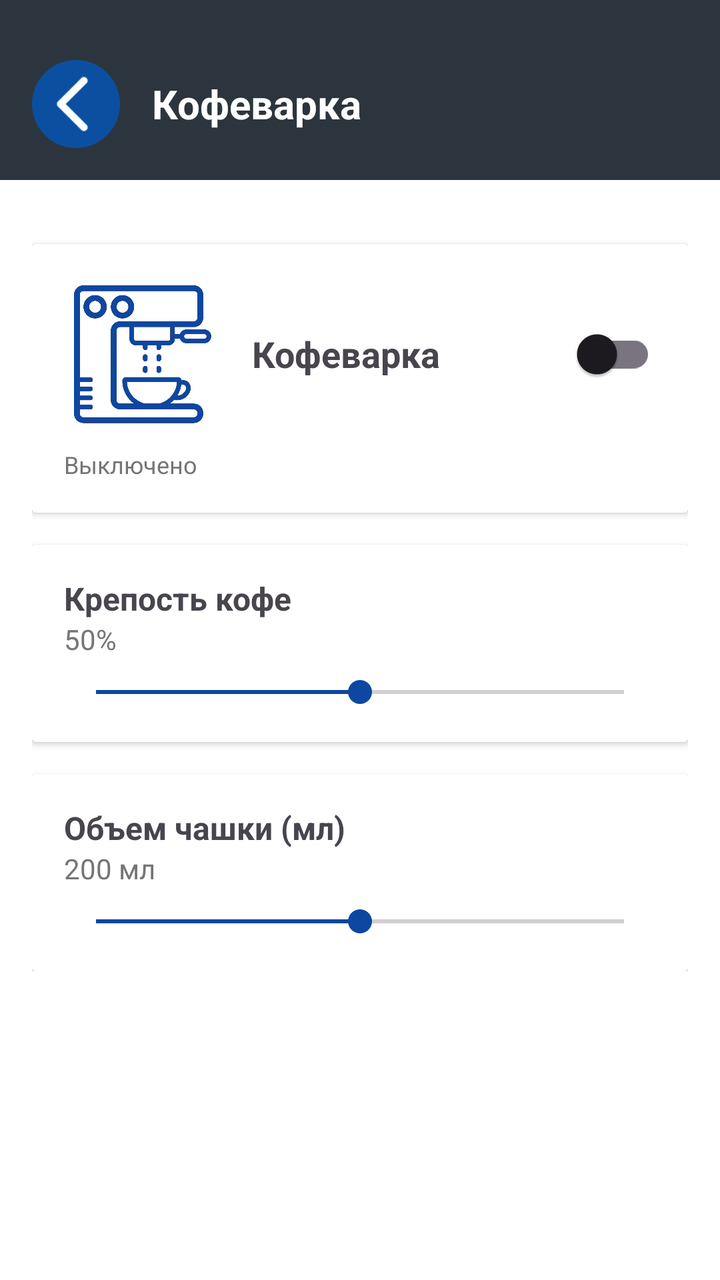
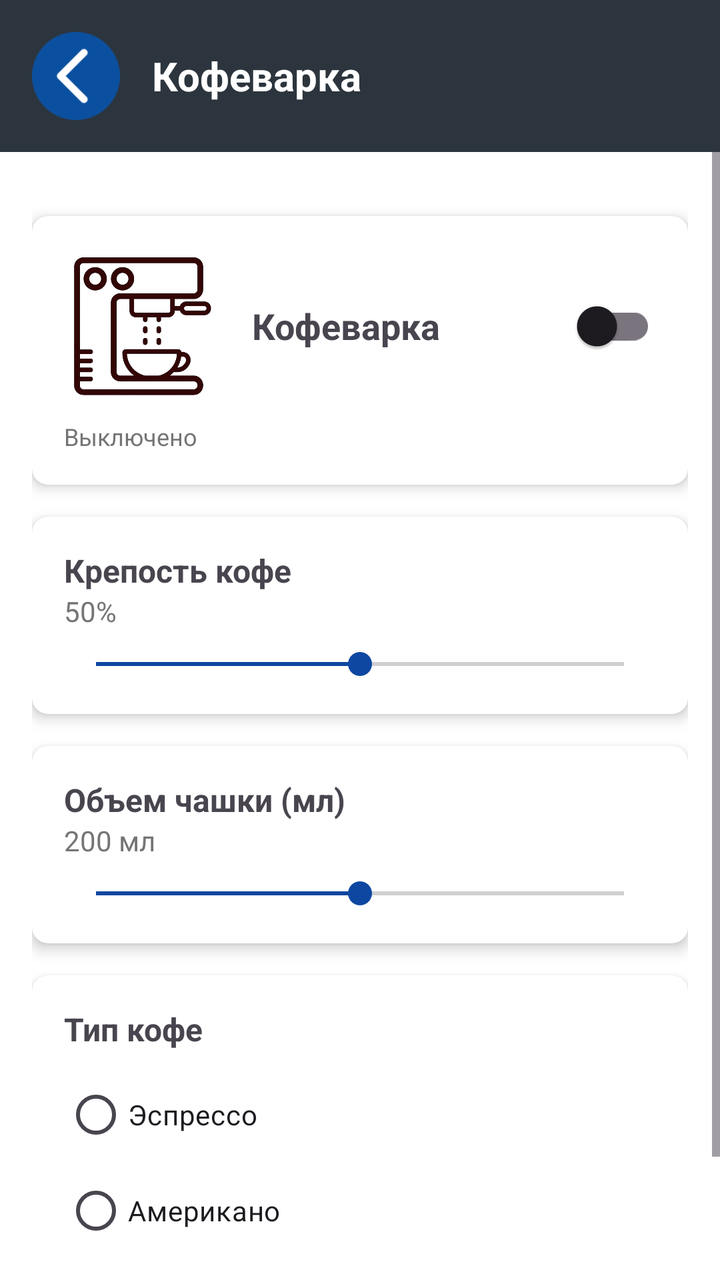

The first picture is an Android layout as it rendered before a commit; the second is the same layout after the commit. The layout source and the unified diff follow.
<!-- AndroidManifest.xml: application theme Theme.SmartHome -->
<!-- res/layout/activity_device_coffee.xml -->
<?xml version="1.0" encoding="utf-8"?>
<LinearLayout xmlns:android="http://schemas.android.com/apk/res/android"
    android:layout_width="match_parent"
    android:layout_height="match_parent"
    xmlns:app="http://schemas.android.com/apk/res-auto"
    android:orientation="vertical"
    android:background="#FFFFFF">
    <LinearLayout
        android:layout_width="match_parent"
        android:layout_height="wrap_content"
        android:orientation="horizontal"
        android:background="#2C353D"
        android:paddingRight="16dp"
        android:paddingLeft="16dp"
        android:paddingTop="30dp"
        android:paddingBottom="16dp"
        android:gravity="center_vertical">
        <ImageView
            android:id="@+id/btnBack"
            android:layout_width="44dp"
            android:layout_height="44dp"
            android:src="@drawable/back_butt"
            android:contentDescription="Назад"
            android:layout_marginEnd="16dp" />
        <TextView
            android:layout_width="wrap_content"
            android:layout_height="wrap_content"
            android:text="Кофеварка"
            android:textColor="#FFFFFF"
            android:textSize="20sp"
            android:textStyle="bold" />
    </LinearLayout>
    <ScrollView
        android:layout_width="match_parent"
        android:layout_height="match_parent">
        <LinearLayout
            android:layout_width="match_parent"
            android:layout_height="wrap_content"
            android:orientation="vertical"
            android:padding="16dp">
            <androidx.cardview.widget.CardView
                android:layout_width="match_parent"
                android:layout_height="wrap_content"
                android:layout_marginTop="16dp"
                android:elevation="4dp"
                android:radius="8dp">
                <LinearLayout
                    android:layout_width="match_parent"
                    android:layout_height="wrap_content"
                    android:orientation="vertical"
                    android:padding="16dp">
                    <LinearLayout
                        android:layout_width="match_parent"
                        android:layout_height="wrap_content"
                        android:orientation="horizontal"
                        android:gravity="center_vertical">
                        <ImageView
                            android:layout_width="78dp"
                            android:layout_height="78dp"
                            android:src="@drawable/coffee" />
                        <TextView
                            android:layout_width="0dp"
                            android:layout_height="wrap_content"
                            android:layout_weight="1"
                            android:text="Кофеварка"
                            android:textSize="18sp"
                            android:textStyle="bold"
                            android:layout_marginStart="16dp" />
                        <androidx.appcompat.widget.SwitchCompat
                            android:id="@+id/switchCoffee"
                            android:layout_width="wrap_content"
                            android:layout_height="wrap_content"
                            android:thumbTint="#0D47A1"
                            android:trackTint="#800D47A1" />
                    </LinearLayout>
                    <TextView
                        android:id="@+id/textCoffeeStatus"
                        android:layout_width="wrap_content"
                        android:layout_height="wrap_content"
                        android:text="Выключено"
                        android:textSize="12sp"
                        android:textColor="#757575"
                        android:layout_marginTop="8dp" />
                </LinearLayout>
            </androidx.cardview.widget.CardView>
            <androidx.cardview.widget.CardView
                android:layout_width="match_parent"
                android:layout_height="wrap_content"
                android:layout_marginTop="16dp"
                android:elevation="4dp"
                android:radius="8dp">
                <LinearLayout
                    android:layout_width="match_parent"
                    android:layout_height="wrap_content"
                    android:orientation="vertical"
                    android:padding="16dp">
                    <TextView
                        android:layout_width="wrap_content"
                        android:layout_height="wrap_content"
                        android:text="Крепость кофе"
                        android:textSize="16sp"
                        android:textStyle="bold" />
                    <TextView
                        android:id="@+id/textStrengthValue"
                        android:layout_width="wrap_content"
                        android:layout_height="wrap_content"
                        android:text="50%"
                        android:textSize="14sp"
                        android:textColor="#757575"
                        android:layout_marginBottom="8dp" />
                    <SeekBar
                        android:id="@+id/seekBarStrength"
                        android:layout_width="match_parent"
                        android:layout_height="wrap_content"
                        android:max="100"
                        android:progress="50"
                        android:progressTint="#0D47A1"
                        android:thumbTint="#0D47A1" />
                </LinearLayout>
            </androidx.cardview.widget.CardView>
            <androidx.cardview.widget.CardView
                android:layout_width="match_parent"
                android:layout_height="wrap_content"
                android:layout_marginTop="16dp"
                android:elevation="4dp"
                android:radius="8dp">
                <LinearLayout
                    android:layout_width="match_parent"
                    android:layout_height="wrap_content"
                    android:orientation="vertical"
                    android:padding="16dp">
                    <TextView
                        android:layout_width="wrap_content"
                        android:layout_height="wrap_content"
                        android:text="Объем чашки (мл)"
                        android:textSize="16sp"
                        android:textStyle="bold" />
                    <TextView
                        android:id="@+id/textVolumeValue"
                        android:layout_width="wrap_content"
                        android:layout_height="wrap_content"
                        android:text="200 мл"
                        android:textSize="14sp"
                        android:textColor="#757575"
                        android:layout_marginBottom="8dp" />
                    <SeekBar
                        android:id="@+id/seekBarVolume"
                        android:layout_width="match_parent"
                        android:layout_height="wrap_content"
                        android:max="400"
                        android:progress="200"
                        android:progressTint="#0D47A1"
                        android:thumbTint="#0D47A1" />
                </LinearLayout>
            </androidx.cardview.widget.CardView>
        </LinearLayout>
    </ScrollView>
</LinearLayout>
<!-- resources referenced by this layout -->
<resources>
  <!-- drawable back_butt: png bitmap (drawable, 2517 bytes) -->
  <!-- drawable coffee: png bitmap (drawable, 129916 bytes) -->
  <style name="Theme.SmartHome" parent="Base.Theme.SmartHome" />
  <style name="Base.Theme.SmartHome" parent="Theme.Material3.DayNight.NoActionBar">
          
          
      </style>
</resources>

<!-- the commit's change to res/layout/activity_device_coffee.xml (unified diff, before → after) -->
@@ -1,35 +1,36 @@
 <?xml version="1.0" encoding="utf-8"?>
 <LinearLayout xmlns:android="http://schemas.android.com/apk/res/android"
+    xmlns:app="http://schemas.android.com/apk/res-auto"
     android:layout_width="match_parent"
     android:layout_height="match_parent"
-    xmlns:app="http://schemas.android.com/apk/res-auto"
     android:orientation="vertical"
     android:background="#FFFFFF">
+
     <LinearLayout
         android:layout_width="match_parent"
         android:layout_height="wrap_content"
         android:orientation="horizontal"
         android:background="#2C353D"
-        android:paddingRight="16dp"
-        android:paddingLeft="16dp"
-        android:paddingTop="30dp"
-        android:paddingBottom="16dp"
+        android:padding="16dp"
         android:gravity="center_vertical">
+
         <ImageView
             android:id="@+id/btnBack"
             android:layout_width="44dp"
             android:layout_height="44dp"
             android:src="@drawable/back_butt"
-            android:contentDescription="Назад"
-            android:layout_marginEnd="16dp" />
+            android:contentDescription="Назад" />
+
         <TextView
             android:layout_width="wrap_content"
             android:layout_height="wrap_content"
             android:text="Кофеварка"
             android:textColor="#FFFFFF"
             android:textSize="20sp"
-            android:textStyle="bold" />
+            android:textStyle="bold"
+            android:layout_marginStart="16dp" />
     </LinearLayout>
+
     <ScrollView
         android:layout_width="match_parent"
         android:layout_height="match_parent">
@@ -38,12 +39,14 @@
             android:layout_height="wrap_content"
             android:orientation="vertical"
             android:padding="16dp">
-            <androidx.cardview.widget.CardView
-                android:layout_width="match_parent"
-                android:layout_height="wrap_content"
-                android:layout_marginTop="16dp"
-                android:elevation="4dp"
-                android:radius="8dp">
+
+            
+            <androidx.cardview.widget.CardView
+                android:layout_width="match_parent"
+                android:layout_height="wrap_content"
+                android:layout_marginTop="16dp"
+                app:cardCornerRadius="8dp"
+                app:cardElevation="4dp">
                 <LinearLayout
                     android:layout_width="match_parent"
                     android:layout_height="wrap_content"
@@ -83,12 +86,14 @@
                         android:layout_marginTop="8dp" />
                 </LinearLayout>
             </androidx.cardview.widget.CardView>
-            <androidx.cardview.widget.CardView
-                android:layout_width="match_parent"
-                android:layout_height="wrap_content"
-                android:layout_marginTop="16dp"
-                android:elevation="4dp"
-                android:radius="8dp">
+
+            
+            <androidx.cardview.widget.CardView
+                android:layout_width="match_parent"
+                android:layout_height="wrap_content"
+                android:layout_marginTop="16dp"
+                app:cardCornerRadius="8dp"
+                app:cardElevation="4dp">
                 <LinearLayout
                     android:layout_width="match_parent"
                     android:layout_height="wrap_content"
@@ -118,12 +123,14 @@
                         android:thumbTint="#0D47A1" />
                 </LinearLayout>
             </androidx.cardview.widget.CardView>
-            <androidx.cardview.widget.CardView
-                android:layout_width="match_parent"
-                android:layout_height="wrap_content"
-                android:layout_marginTop="16dp"
-                android:elevation="4dp"
-                android:radius="8dp">
+
+            
+            <androidx.cardview.widget.CardView
+                android:layout_width="match_parent"
+                android:layout_height="wrap_content"
+                android:layout_marginTop="16dp"
+                app:cardCornerRadius="8dp"
+                app:cardElevation="4dp">
                 <LinearLayout
                     android:layout_width="match_parent"
                     android:layout_height="wrap_content"
@@ -153,6 +160,49 @@
                         android:thumbTint="#0D47A1" />
                 </LinearLayout>
             </androidx.cardview.widget.CardView>
+
+            
+            <androidx.cardview.widget.CardView
+                android:layout_width="match_parent"
+                android:layout_height="wrap_content"
+                android:layout_marginTop="16dp"
+                app:cardCornerRadius="8dp"
+                app:cardElevation="4dp">
+                <LinearLayout
+                    android:layout_width="match_parent"
+                    android:layout_height="wrap_content"
+                    android:orientation="vertical"
+                    android:padding="16dp">
+                    <TextView
+                        android:layout_width="wrap_content"
+                        android:layout_height="wrap_content"
+                        android:text="Тип кофе"
+                        android:textSize="16sp"
+                        android:textStyle="bold" />
+                    <RadioGroup
+                        android:id="@+id/radioGroupCoffeeType"
+                        android:layout_width="wrap_content"
+                        android:layout_height="wrap_content"
+                        android:layout_marginTop="8dp">
+                        <RadioButton
+                            android:id="@+id/radioEspresso"
+                            android:layout_width="wrap_content"
+                            android:layout_height="wrap_content"
+                            android:text="Эспрессо" />
+                        <RadioButton
+                            android:id="@+id/radioAmericano"
+                            android:layout_width="wrap_content"
+                            android:layout_height="wrap_content"
+                            android:text="Американо" />
+                        <RadioButton
+                            android:id="@+id/radioCappuccino"
+                            android:layout_width="wrap_content"
+                            android:layout_height="wrap_content"
+                            android:text="Капучино" />
+                    </RadioGroup>
+                </LinearLayout>
+            </androidx.cardview.widget.CardView>
+
         </LinearLayout>
     </ScrollView>
 </LinearLayout>
<!-- resource entries referenced after the edit -->
@@ -1,7 +1,7 @@
 <!-- resources referenced by this layout -->
 <resources>
   <!-- drawable back_butt: png bitmap (drawable, 2517 bytes) -->
-  <!-- drawable coffee: png bitmap (drawable, 129916 bytes) -->
+  <!-- drawable coffee: png bitmap (drawable, 149594 bytes) -->
   <style name="Theme.SmartHome" parent="Base.Theme.SmartHome" />
   <style name="Base.Theme.SmartHome" parent="Theme.Material3.DayNight.NoActionBar">
           
